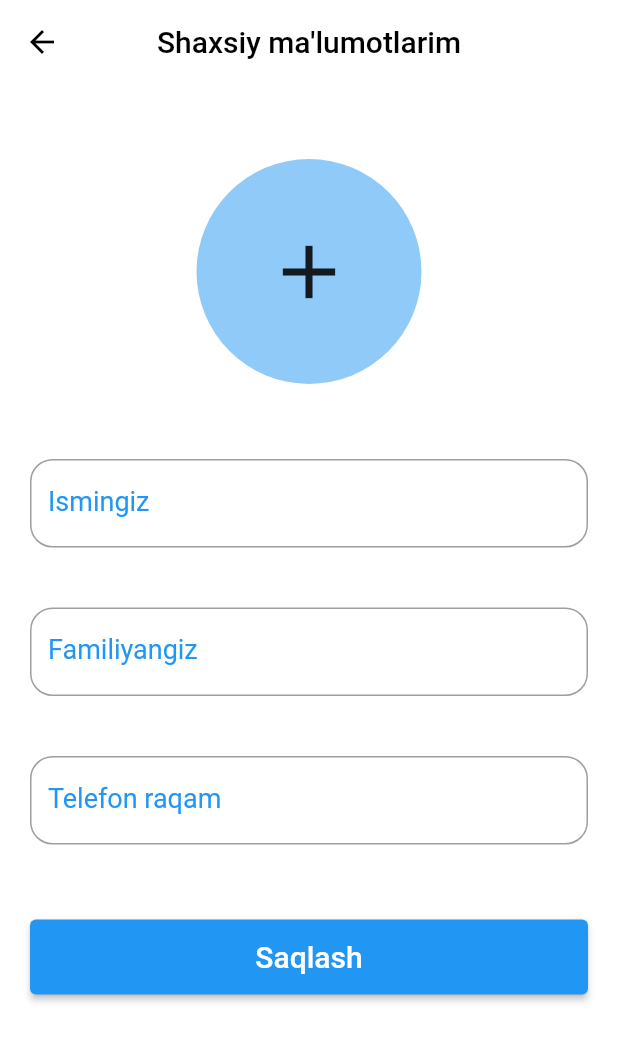
After one commit to ArturSadulloyev/saxovat, a Flutter app: the ProfilePage screen opened directly, on a phone screen of 412 x 824 dp. The commit adds this screen. Shown: the top 1041 px of the screen. Run offline on Flutter 3.47's test engine with Material 2 defaults, Android fonts, the phone set to English and light mode, and no system bars; our stand-ins replace firebase_core, image_picker, mask_text_input_formatter; missing offline and left inert: intro_screen_onboarding_flutter; accounts and stored records are empty.

Commit message:
commit profile_page

```diff
--- /dev/null
+++ b/lib/pages/profile_page.dart
@@ -0,0 +1,183 @@
+import 'dart:io';
+import 'package:flutter/material.dart';
+import 'package:image_picker/image_picker.dart';
+import 'package:mask_text_input_formatter/mask_text_input_formatter.dart';
+
+class ProfilePage extends StatefulWidget {
+  const ProfilePage({super.key});
+
+  @override
+  State<ProfilePage> createState() => _ProfilePageState();
+}
+
+class _ProfilePageState extends State<ProfilePage> {
+  final ImagePicker picker = ImagePicker();
+  File? file;
+  TextEditingController nameController = TextEditingController();
+  TextEditingController surnameController = TextEditingController();
+  TextEditingController phoneNumberController = TextEditingController();
+  final maskFormatter = MaskTextInputFormatter(
+    mask: "**-***-**-**99",
+    filter: {"*": RegExp(r"[0-9]")},
+    type: MaskAutoCompletionType.lazy,
+  );
+
+  void getImage() async {
+    final xFile = await picker.pickImage(source: ImageSource.gallery);
+    if (xFile != null) {
+      file = File(xFile.path);
+      setState(() {});
+    }
+  }
+
+  @override
+  Widget build(BuildContext context) {
+    return Scaffold(
+      resizeToAvoidBottomInset: true,
+      backgroundColor: Colors.white,
+      appBar: AppBar(
+        elevation: 0,
+        backgroundColor: Colors.white,
+        leading: IconButton(
+          onPressed: () {
+            Navigator.pop(context);
+          },
+          icon: const Icon(
+            Icons.arrow_back,
+            color: Colors.black,
+          ),
+        ),
+        centerTitle: true,
+        title: const Text(
+          "Shaxsiy ma'lumotlarim",
+          style: TextStyle(
+            color: Colors.black,
+            fontSize: 20,
+          ),
+        ),
+      ),
+      body: SingleChildScrollView(
+        child: Padding(
+          padding: const EdgeInsets.only(left: 20, right: 20),
+          child: Column(
+            mainAxisAlignment: MainAxisAlignment.center,
+            crossAxisAlignment: CrossAxisAlignment.start,
+            children: [
+              const SizedBox(
+                height: 50,
+              ),
+              Align(
+                alignment: Alignment.center,
+                child: GestureDetector(
+                  onTap: getImage,
+                  child: Container(
+                    clipBehavior: Clip.antiAlias,
+                    height: 150,
+                    width: 150,
+                    decoration: BoxDecoration(
+                        borderRadius:
+                            const BorderRadius.all(Radius.circular(100)),
+                        color: Colors.blue.shade200),
+                    child: file == null
+                        ? const Icon(
+                            Icons.add,
+                            size: 60,
+                          )
+                        : Image.file(
+                            file!,
+                            fit: BoxFit.cover,
+                          ),
+                  ),
+                ),
+              ),
+              const SizedBox(
+                height: 50,
+              ),
+              TextField(
+                keyboardType: TextInputType.text,
+                controller: nameController,
+                decoration: const InputDecoration(
+                    border: OutlineInputBorder(
+                        borderRadius: BorderRadius.all(Radius.circular(15)),
+                        borderSide: BorderSide(width: 0.2)),
+                    labelText: "Ismingiz",
+                    labelStyle: TextStyle(
+                      color: Colors.blue,
+                      fontSize: 18,
+                    )),
+                onEditingComplete: () {
+                  FocusScope.of(context).nextFocus();
+                },
+              ),
+              const SizedBox(height: 40),
+              TextField(
+                keyboardType: TextInputType.text,
+                controller: surnameController,
+                decoration: const InputDecoration(
+                    border: OutlineInputBorder(
+                        borderRadius: BorderRadius.all(Radius.circular(15)),
+                        borderSide: BorderSide(width: 0.2)),
+                    labelText: "Familiyangiz",
+                    labelStyle: TextStyle(
+                      color: Colors.blue,
+                      fontSize: 18,
+                    )),
+                onEditingComplete: () {
+                  FocusScope.of(context).nextFocus();
+                },
+              ),
+              const SizedBox(height: 40),
+              TextField(
+                controller: phoneNumberController,
+                maxLength: 12,
+                inputFormatters: [maskFormatter],
+                keyboardType: TextInputType.number,
+                decoration: const InputDecoration(
+                  border: OutlineInputBorder(
+                      borderRadius: BorderRadius.all(Radius.circular(15)),
+                      borderSide: BorderSide(width: 0.2)),
+                  labelText: "Telefon raqam",
+                  labelStyle: TextStyle(
+                    color: Colors.blue,
+                    fontSize: 18,
+                  ),
+                  counterText: "",
+                  prefix: Text('+998 '),
+                ),
+                onEditingComplete: () {
+                  FocusScope.of(context).nextFocus();
+                },
+              ),
+              const SizedBox(
+                height: 50,
+              ),
+              ElevatedButton(
+                onPressed: () {
+                  if (nameController.text.isEmpty ||
+                      surnameController.text.isEmpty ||
+                      phoneNumberController.text.trim().length < 12) {
+                    ScaffoldMessenger.of(context).showSnackBar(const SnackBar(
+                        content: Text(
+                            "Saqlashdan oldin ma'lumotlar to'g'ri kiritilganiga amin bo'ling")));
+                  } else {
+                    ScaffoldMessenger.of(context).showSnackBar(const SnackBar(
+                        content: Text("Muvaffaqiyatli saqlandi")));
+                  }
+                },
+                style: ButtonStyle(
+                  fixedSize: MaterialStateProperty.all(
+                    Size(MediaQuery.sizeOf(context).width, 50),
+                  ),
+                ),
+                child: const Text(
+                  "Saqlash",
+                  style: TextStyle(fontSize: 20),
+                ),
+              ),
+            ],
+          ),
+        ),
+      ),
+    );
+  }
+}
--- a/lib/services/database_service.dart
+++ b/lib/services/database_service.dart
@@ -21,7 +21,7 @@ final userList = [
     phoneNumber: '+998941289262',
     name: 'Sukhrob',
     surname: 'Gaybullaev',
-    userImage: '',
+    userImage: '', dateOfBirth: DateTime.now(),
   ),
 ];
 
--- a/pubspec.yaml
+++ b/pubspec.yaml
@@ -16,6 +16,7 @@ dependencies:
   mask_text_input_formatter: ^2.5.0
   swipe_cards: ^2.0.0+1
   intro_screen_onboarding_flutter: ^1.0.0
+  image_picker: ^1.0.4
 
 dev_dependencies:
   flutter_test:
```
Also changed, not shown: lib/models/user_model.dart (+13 -9 lines), lib/pages/home_page.dart (+19 -1 lines), pubspec.lock, 7 other files.
